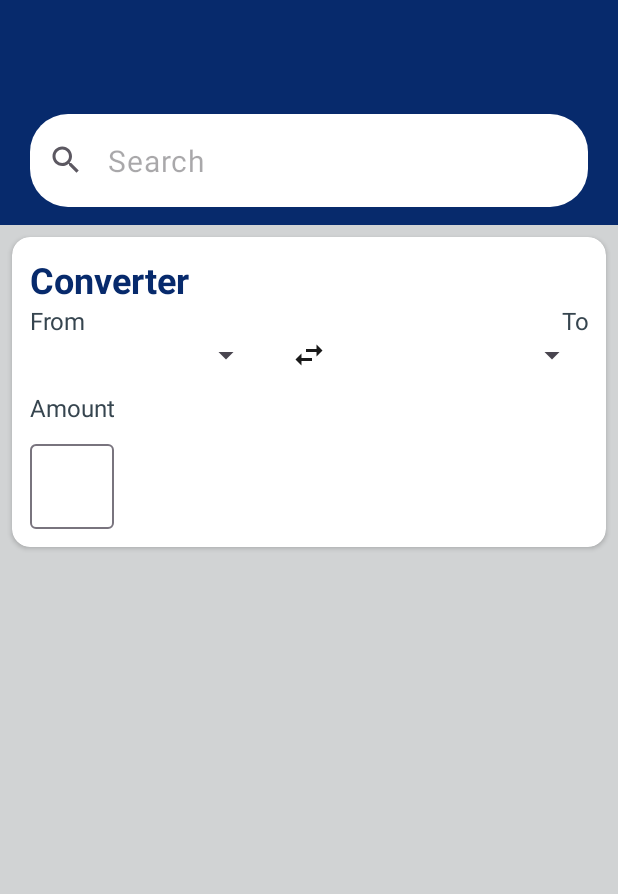
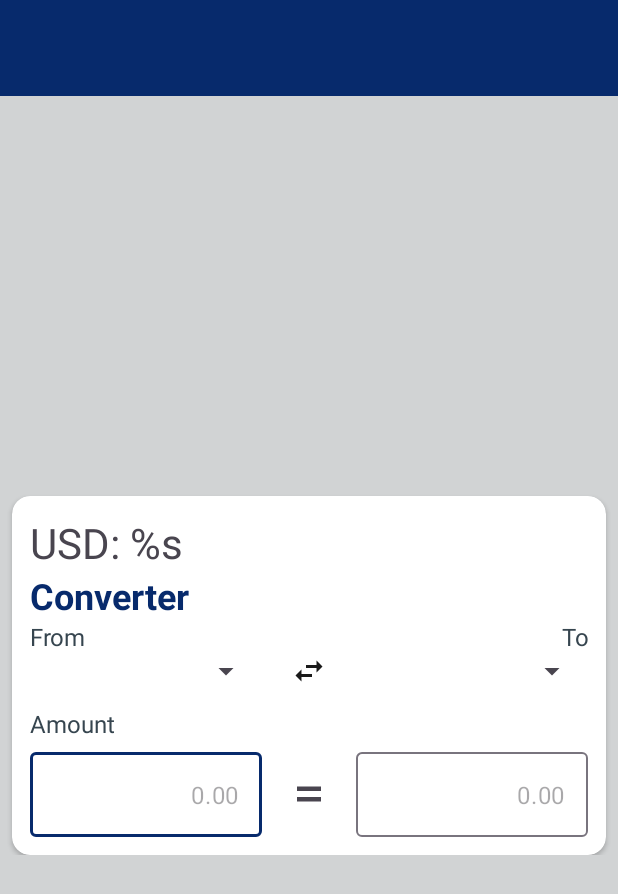
Before and after one commit to Rajkarnikar-unish/currex, an Android app: the layout activity_main.xml on its own in the app's theme, with its tools: preview values and no code run, on a phone screen of 412 x 824 dp. Shown: the top 894 px of the screen. Run offline under Robolectric (Android 15) with nearby library versions, the phone set to English and light mode, and no system bars.

```diff
--- a/app/src/main/AndroidManifest.xml
+++ b/app/src/main/AndroidManifest.xml
@@ -1,6 +1,8 @@
 <?xml version="1.0" encoding="utf-8"?>
 <manifest xmlns:android="http://schemas.android.com/apk/res/android"
     xmlns:tools="http://schemas.android.com/tools">
+
+    <uses-permission android:name="android.permission.INTERNET"/>
 
     <application
         android:allowBackup="true"
--- a/app/src/main/res/layout/activity_main.xml
+++ b/app/src/main/res/layout/activity_main.xml
@@ -20,40 +20,52 @@
         app:popupTheme="@style/ThemeOverlay.AppCompat.Light"
         app:titleTextColor="@color/light_gray" />
 
-    <com.google.android.material.textfield.TextInputLayout
-        android:id="@+id/search_text_layout"
+<!--    <com.google.android.material.textfield.TextInputLayout-->
+<!--        android:id="@+id/search_text_layout"-->
+<!--        android:layout_width="match_parent"-->
+<!--        android:layout_height="wrap_content"-->
+<!--        android:background="@color/deep_blue"-->
+<!--        android:paddingHorizontal="20dp"-->
+<!--        android:paddingVertical="12dp"-->
+<!--        app:hintEnabled="false"-->
+<!--        app:layout_constraintEnd_toEndOf="parent"-->
+<!--        app:layout_constraintStart_toStartOf="parent"-->
+<!--        app:layout_constraintTop_toBottomOf="@id/toolbar"-->
+<!--        app:startIconDrawable="@drawable/search">-->
+
+<!--        <com.google.android.material.textfield.TextInputEditText-->
+<!--            android:layout_width="match_parent"-->
+<!--            android:layout_height="match_parent"-->
+<!--            android:background="@drawable/rounded_edit_text"-->
+<!--            android:hint="@string/search"-->
+<!--            android:paddingVertical="-1sp"-->
+<!--            android:textColor="?attr/colorOnSecondary"-->
+<!--            android:textSize="20sp" />-->
+<!--    </com.google.android.material.textfield.TextInputLayout>-->
+
+    <ScrollView
         android:layout_width="match_parent"
         android:layout_height="wrap_content"
-        android:background="@color/deep_blue"
-        android:paddingHorizontal="20dp"
-        android:paddingVertical="12dp"
-        app:hintEnabled="false"
+        app:layout_constraintBottom_toBottomOf="parent"
         app:layout_constraintEnd_toEndOf="parent"
+        app:layout_constraintHorizontal_bias="0.5"
         app:layout_constraintStart_toStartOf="parent"
         app:layout_constraintTop_toBottomOf="@id/toolbar"
-        app:startIconDrawable="@drawable/search">
+        app:layout_constraintVertical_bias="0.5">
+<!--        app:layout_constraintTop_toBottomOf="@id/search_text_layout"-->
 
-        <com.google.android.material.textfield.TextInputEditText
+        <LinearLayout
             android:layout_width="match_parent"
-            android:layout_height="match_parent"
-            android:background="@drawable/rounded_edit_text"
-            android:hint="@string/search"
-            android:paddingVertical="-1sp"
-            android:textColor="?attr/colorOnSecondary"
-            android:textSize="20sp" />
-    </com.google.android.material.textfield.TextInputLayout>
+            android:layout_height="wrap_content"
+            android:orientation="vertical">
 
             <androidx.cardview.widget.CardView
                 android:id="@+id/converter_card_view"
                 android:layout_width="match_parent"
                 android:layout_height="wrap_content"
                 android:layout_marginHorizontal="8dp"
-        android:layout_marginTop="8dp"
-        app:cardCornerRadius="12dp"
-        app:layout_constraintEnd_toEndOf="parent"
-        app:layout_constraintHorizontal_bias="0.5"
-        app:layout_constraintStart_toStartOf="parent"
-        app:layout_constraintTop_toBottomOf="@id/search_text_layout">
+                android:layout_marginTop="12dp"
+                app:cardCornerRadius="12dp">
 
                 <LinearLayout
                     android:layout_width="match_parent"
@@ -61,6 +73,13 @@
                     android:layout_marginHorizontal="12dp"
                     android:layout_marginVertical="12dp"
                     android:orientation="vertical">
+
+                    <TextView
+                        android:id="@+id/test_text_view"
+                        android:layout_width="wrap_content"
+                        android:layout_height="wrap_content"
+                        android:text="USD: %s"
+                        android:textSize="28sp"/>
 
                     <TextView
                         android:id="@+id/converter_text_view"
@@ -133,76 +152,63 @@
                         android:textColor="@color/charcoal"
                         android:textSize="16sp" />
 
-            <RelativeLayout
+                    <LinearLayout
                         android:layout_width="match_parent"
                         android:layout_height="wrap_content">
 
                         <com.google.android.material.textfield.TextInputLayout
-                    android:layout_width="wrap_content"
-                    android:layout_height="wrap_content">
+                            android:layout_width="0dp"
+                            android:layout_height="wrap_content"
+                            app:hintEnabled="false"
+                            android:layout_weight="1">
 
                             <com.google.android.material.textfield.TextInputEditText
-                        android:layout_width="wrap_content"
-                        android:layout_height="wrap_content"/>
+                                android:id="@+id/from_amount_edit_text"
+                                android:layout_width="match_parent"
+                                android:layout_height="wrap_content"
+                                android:hint="@string/_0_00"
+                                android:inputType="numberDecimal"
+                                android:textAlignment="textEnd"/>
+
                         </com.google.android.material.textfield.TextInputLayout>
 
-            </RelativeLayout>
+                        <ImageView
+                            android:layout_width="wrap_content"
+                            android:layout_height="wrap_content"
+                            android:layout_weight="0.25"
+                            android:src="@drawable/equal"
+                            android:layout_gravity="center"/>
 
-<!--            <androidx.constraintlayout.widget.ConstraintLayout-->
-<!--                android:layout_width="match_parent"-->
-<!--                android:layout_height="wrap_content"-->
-<!--                android:orientation="horizontal">-->
+                        <com.google.android.material.textfield.TextInputLayout
+                            android:layout_width="0dp"
+                            android:layout_height="wrap_content"
+                            android:layout_weight="1"
+                            app:hintEnabled="false">
 
-<!--                <com.google.android.material.textfield.TextInputLayout-->
-<!--                    android:id="@+id/from_amount"-->
-<!--                    android:layout_width="0dp"-->
-<!--                    android:layout_height="wrap_content"-->
-<!--                    android:layout_weight="1"-->
-<!--                    app:hintEnabled="false"-->
-<!--                    app:layout_constraintStart_toStartOf="parent"-->
-<!--                    app:layout_constraintTop_toTopOf="parent"-->
-<!--                    app:layout_constraintBottom_toBottomOf="parent">-->
+                            <com.google.android.material.textfield.TextInputEditText
+                                android:id="@+id/to_amount_edit_text"
+                                android:layout_width="match_parent"
+                                android:layout_height="wrap_content"
+                                android:inputType="numberDecimal"
+                                android:hint="@string/_0_00"
+                                android:textAlignment="textEnd"/>
 
-<!--                    <com.google.android.material.textfield.TextInputEditText-->
-<!--                        android:id="@+id/from_amount_edit_text"-->
-<!--                        android:layout_width="wrap_content"-->
-<!--                        android:layout_height="wrap_content"-->
-<!--                        android:hint="0.00"-->
-<!--                        android:inputType="numberDecimal"/>-->
-<!--                </com.google.android.material.textfield.TextInputLayout>-->
-
-<!--                <ImageView-->
-<!--                    android:id="@+id/equal_image_view"-->
-<!--                    android:layout_width="wrap_content"-->
-<!--                    android:layout_height="wrap_content"-->
-<!--                    android:layout_weight="0.25"-->
-<!--                    android:src="@drawable/equal"-->
-<!--                    app:layout_constraintTop_toTopOf="parent"-->
-<!--                    app:layout_constraintBottom_toBottomOf="parent"-->
-<!--                    app:layout_constraintStart_toEndOf="@id/from_amount"-->
-<!--                    app:layout_constraintEnd_toStartOf="@id/to_amount"/>-->
-
-<!--                <com.google.android.material.textfield.TextInputLayout-->
-<!--                    android:id="@+id/to_amount"-->
-<!--                    android:layout_width="wrap_content"-->
-<!--                    android:layout_height="wrap_content"-->
-<!--                    app:hintEnabled="false"-->
-<!--                    app:layout_constraintTop_toTopOf="parent"-->
-<!--                    app:layout_constraintBottom_toBottomOf="parent"-->
-<!--                    app:layout_constraintEnd_toEndOf="parent">-->
-
-<!--                    <com.google.android.material.textfield.TextInputEditText-->
-<!--                        android:id="@+id/to_amount_edit_text"-->
-<!--                        android:layout_width="match_parent"-->
-<!--                        android:layout_height="wrap_content"-->
-<!--                        android:hint="0.00"-->
-<!--                        android:inputType="numberDecimal"/>-->
-
-<!--                </com.google.android.material.textfield.TextInputLayout>-->
-<!--            </androidx.constraintlayout.widget.ConstraintLayout>-->
-
+                        </com.google.android.material.textfield.TextInputLayout>
                     </LinearLayout>
-
+                </LinearLayout>
             </androidx.cardview.widget.CardView>
 
+<!--            <androidx.cardview.widget.CardView-->
+<!--                android:layout_width="match_parent"-->
+<!--                android:layout_height="200dp"-->
+<!--                android:layout_marginHorizontal="8dp"-->
+<!--                android:layout_marginTop="8dp"-->
+<!--                app:cardCornerRadius="12dp"-->
+<!--                >-->
+
+
+<!--            </androidx.cardview.widget.CardView>-->
+        </LinearLayout>
+    </ScrollView>
+
 </androidx.constraintlayout.widget.ConstraintLayout>
--- a/app/src/main/res/values/strings.xml
+++ b/app/src/main/res/values/strings.xml
@@ -7,4 +7,5 @@
     <string name="to">To</string>
     <string name="from">From</string>
     <string name="amount">Amount</string>
+    <string name="_0_00">0.00</string>
 </resources>
```
Also changed, not shown: app/build.gradle.kts (+19 -1 lines), app/src/main/java/com/rajkarnikarunish/currex/Constants.kt (added, +9 -0 lines), app/src/main/java/com/rajkarnikarunish/currex/MainActivity.kt (+30 -15 lines), app/src/main/java/com/rajkarnikarunish/currex/api/ExchangeAPI.kt (added, +15 -0 lines), app/src/main/java/com/rajkarnikarunish/currex/api/RetrofitInstance.kt (added, +30 -0 lines), app/src/main/java/com/rajkarnikarunish/currex/models/ConversionRates.kt (added, +174 -0 lines), app/src/main/java/com/rajkarnikarunish/currex/models/RatesResponse.kt (added, +21 -0 lines). Lines whose indentation alone changed are shown as unchanged.
